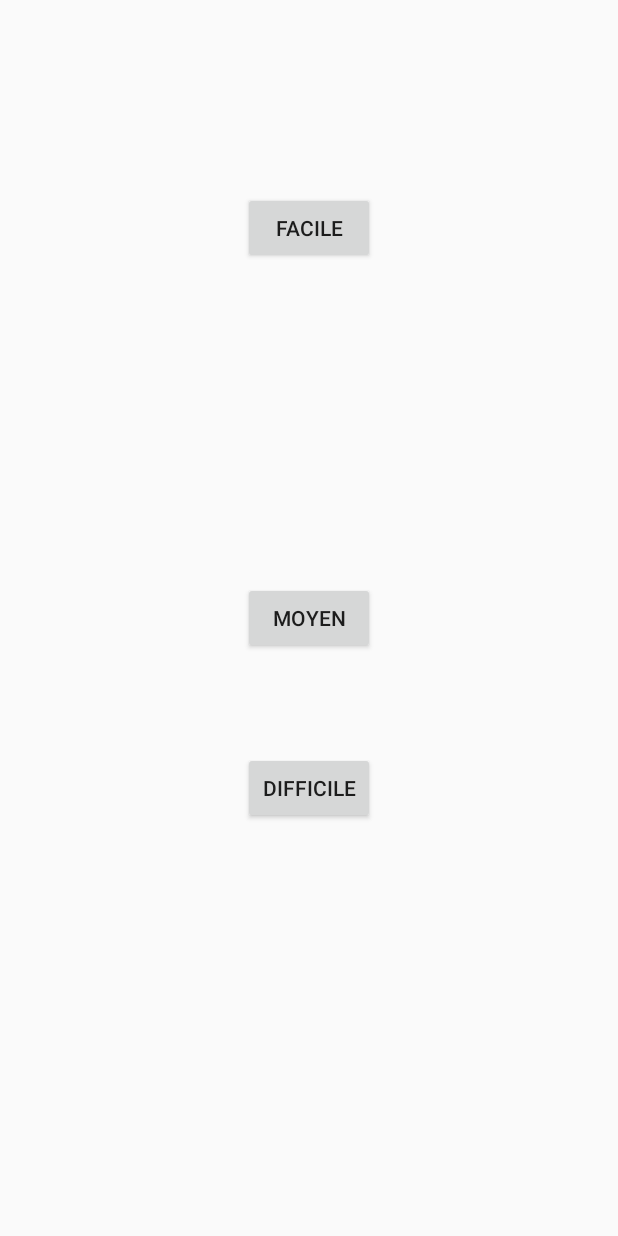
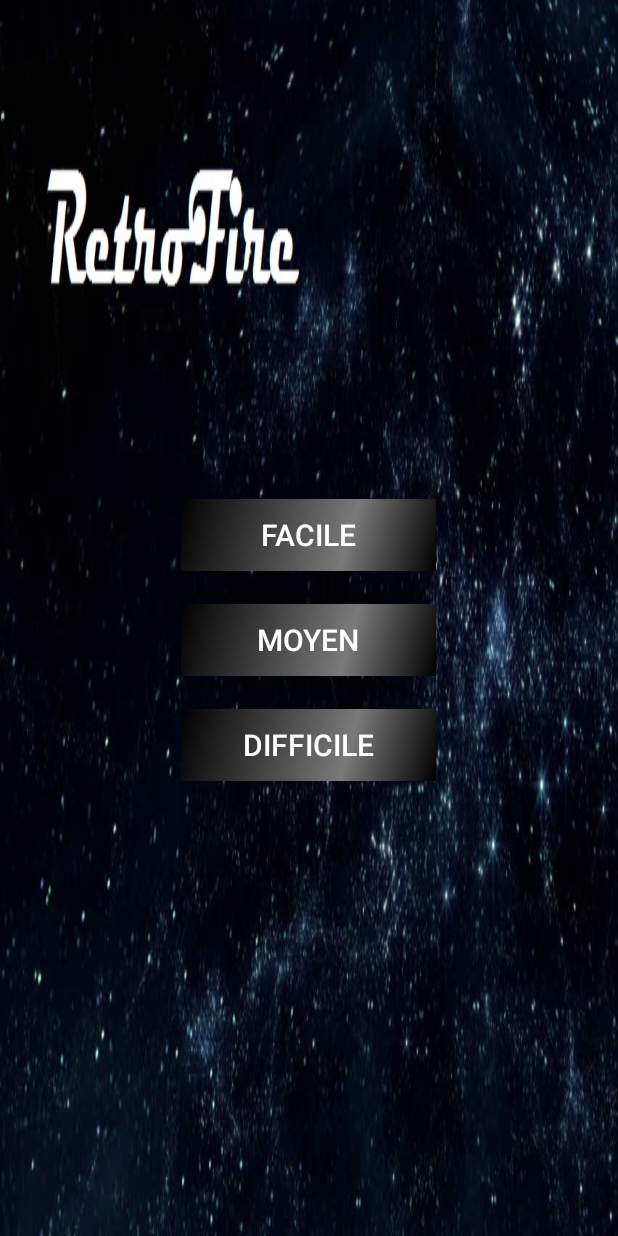
Before and after one commit to kistria/RetroFire, an Android app: the MenuActivity screen opened directly, with no data from a screen before it, on a phone screen of 412 x 824 dp. Run offline under Robolectric (Android 15) with nearby library versions, the phone set to English and light mode, and no system bars.

Commit message:
Amélioration design menu

```diff
--- a/app/src/main/java/com/example/kevin/retrofire/BattleZoneView.java
+++ b/app/src/main/java/com/example/kevin/retrofire/BattleZoneView.java
@@ -4,6 +4,7 @@
 import android.content.Context;
 import android.graphics.Canvas;
 import android.util.AttributeSet;
+import android.util.Log;
 import android.view.SurfaceHolder;
 import android.view.SurfaceView;
 
@@ -26,10 +27,15 @@
         this.model = model;
     }
 
+    public BattleZoneModel getModel() {
+        return model;
+    }
+
     @Override
     public void surfaceCreated(SurfaceHolder holder) {
         model.setHeight(this.getHeight());
         model.setWidth(this.getWidth());
+
         thread.setRunning(true);
         thread.start();
     }
--- a/app/src/main/java/com/example/kevin/retrofire/GameLoopThread.java
+++ b/app/src/main/java/com/example/kevin/retrofire/GameLoopThread.java
@@ -32,6 +32,11 @@
                 synchronized (surfaceHolder) {
                     long startTime = System.currentTimeMillis();
 
+                    if (view.getModel().gameIsFinish()) {
+                        isRunning = false;
+                        continue;
+                    }
+
                     view.update();
 
                     view.draw(canvas);
--- a/app/src/main/res/layout/activity_menu.xml
+++ b/app/src/main/res/layout/activity_menu.xml
@@ -1,40 +1,43 @@
 <?xml version="1.0" encoding="utf-8"?>
 <RelativeLayout xmlns:android="http://schemas.android.com/apk/res/android"
-xmlns:app="http://schemas.android.com/apk/res-auto"
-xmlns:tools="http://schemas.android.com/tools"
-android:layout_width="match_parent"
-android:layout_height="match_parent"
-tools:context="com.example.kevin.retrofire.MenuActivity">
+    xmlns:tools="http://schemas.android.com/tools"
+    android:layout_width="match_parent"
+    android:layout_height="match_parent"
+    android:background="@drawable/background"
+    android:gravity="center"
+    android:orientation="horizontal"
+    tools:context="com.example.kevin.retrofire.MenuActivity">
 
     <Button
         android:id="@+id/easy"
         android:layout_width="wrap_content"
         android:layout_height="wrap_content"
-        android:layout_alignParentTop="true"
-        android:layout_alignStart="@+id/medium"
-        android:layout_marginTop="128dp"
+        android:layout_marginTop="30dp"
+        android:background="@drawable/button"
+        android:shadowColor="#0F0F0F"
         android:text="Facile"
-        tools:layout_editor_absoluteX="139dp"
-        tools:layout_editor_absoluteY="123dp" />
+        android:textColor="#FFFFFF"
+        android:textSize="20sp" />
 
     <Button
         android:id="@+id/medium"
         android:layout_width="wrap_content"
         android:layout_height="wrap_content"
-        android:layout_centerHorizontal="true"
-        android:layout_centerVertical="true"
+        android:layout_marginTop="100dp"
+        android:background="@drawable/button"
+        android:shadowColor="#0F0F0F"
         android:text="Moyen"
-        tools:layout_editor_absoluteX="139dp"
-        tools:layout_editor_absoluteY="202dp" />
+        android:textColor="#FFFFFF"
+        android:textSize="20sp" />
 
     <Button
         android:id="@+id/hard"
         android:layout_width="wrap_content"
         android:layout_height="wrap_content"
-        android:layout_alignStart="@+id/medium"
-        android:layout_below="@+id/medium"
-        android:layout_marginTop="65dp"
+        android:layout_marginTop="170dp"
+        android:background="@drawable/button"
+        android:shadowColor="#0F0F0F"
         android:text="Difficile"
-        tools:layout_editor_absoluteX="139dp"
-        tools:layout_editor_absoluteY="293dp" />
+        android:textColor="#FFFFFF"
+        android:textSize="20sp" />
 </RelativeLayout>
```
Also changed, not shown: app/src/main/java/com/example/kevin/retrofire/BattleZoneModel.java (+18 -8 lines), app/src/main/java/com/example/kevin/retrofire/RetroFire.java (+4 -6 lines), app/src/main/res/layout/activity_home.xml (+14 -7 lines), app/src/main/res/layout/activity_menu_end.xml (+7 -7 lines).
